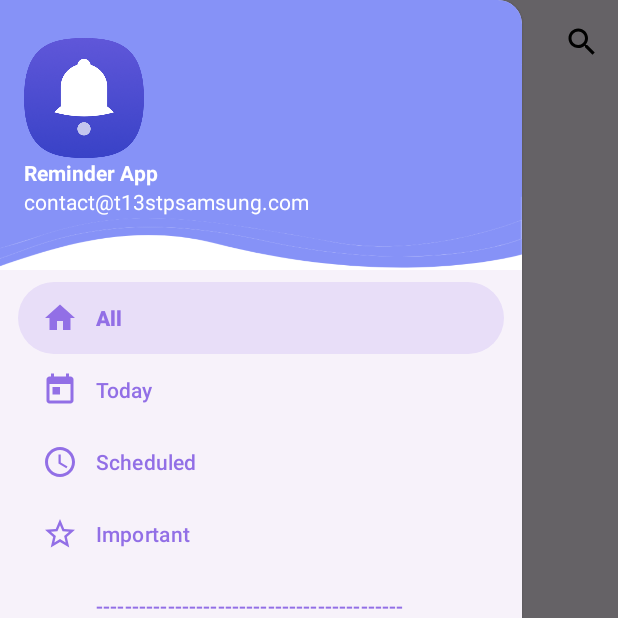
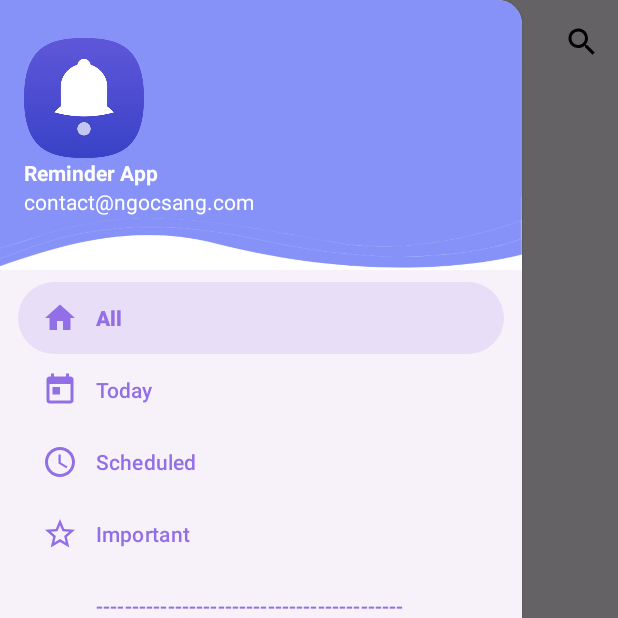
Before and after one commit to ngocsang02/ReminderNSang, an Android app: the screen it shows after launch (MainActivity), with the side drawer open, on a phone screen of 412 x 824 dp, the top half of it. Run offline under Robolectric (Android 15) with nearby library versions, the phone set to English and light mode, and no system bars; our stand-ins replace Room's generated code.

Commit message:
update code

```diff
--- a/app/src/main/java/com/tutorials/reminderappsamsung/data/database/ReminderDAO.java
+++ b/app/src/main/java/com/tutorials/reminderappsamsung/data/database/ReminderDAO.java
@@ -38,4 +38,12 @@ public interface ReminderDAO {
 
     @Query("SELECT reminder_id FROM reminder_table ORDER BY reminder_id DESC LIMIT 1")
     int getLastItemId();
+
+    @Query("SELECT * FROM reminder_table WHERE reminder_title LIKE '%' || :textSearch || '%' " +
+            "OR reminder_date LIKE '%' || :textSearch || '%' " +
+            "OR reminder_time LIKE '%' || :textSearch || '%' " +
+            "OR reminder_location LIKE '%' || :textSearch || '%' " +
+            "OR reminder_description LIKE '%' || :textSearch || '%'")
+    List<Reminder> searchReminder(String textSearch);
+
 }
--- a/app/src/main/res/layout/nav_header.xml
+++ b/app/src/main/res/layout/nav_header.xml
@@ -24,7 +24,7 @@
     <TextView
         android:layout_width="wrap_content"
         android:layout_height="wrap_content"
-        android:text="contact@t13stpsamsung.com"
+        android:text="contact@ngocsang.com"
         android:textColor="@color/white"
         android:textSize="14sp"
         android:layout_marginBottom="20sp"/>
```
Also changed, not shown: app/src/main/java/com/tutorials/reminderappsamsung/MainActivity.java (+6 -4 lines), app/src/main/java/com/tutorials/reminderappsamsung/adapter/searchview/Adapter.java (+8 -7 lines), app/src/main/java/com/tutorials/reminderappsamsung/ui/UpdateReminderItem.java (+8 -5 lines).
